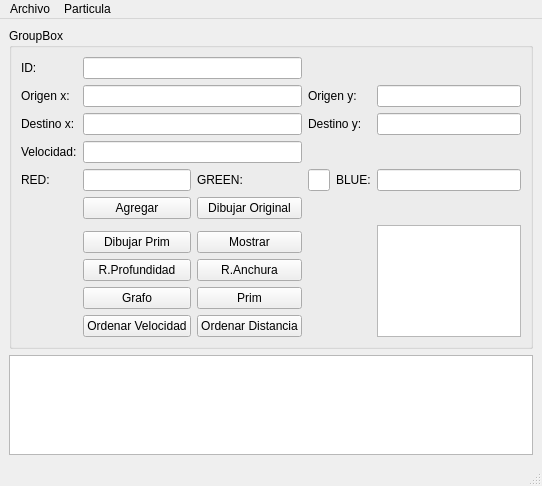
Old version of the form Actividad 11/mainwindow.ui in the repository vale314/Seminario-Algoritmia.
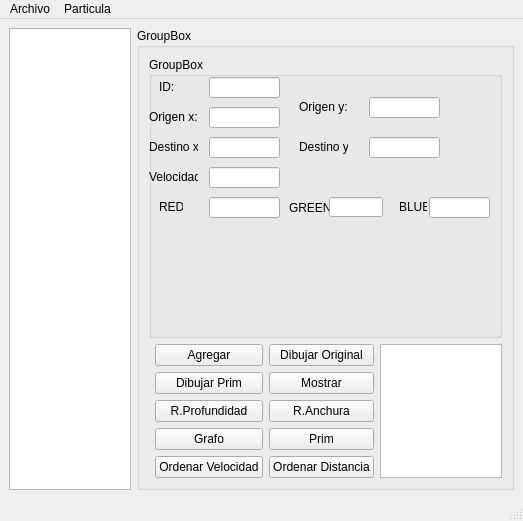
New version of the form.

The edit to the form file:
```diff
--- a/Actividad 11/mainwindow.ui
+++ b/Actividad 11/mainwindow.ui
@@ -6,8 +6,8 @@
    <rect>
     <x>0</x>
     <y>0</y>
-    <width>542</width>
-    <height>486</height>
+    <width>523</width>
+    <height>521</height>
    </rect>
   </property>
   <property name="windowTitle">
@@ -15,178 +15,302 @@
   </property>
   <widget class="QWidget" name="centralwidget">
    <layout class="QGridLayout" name="gridLayout">
-    <item row="1" column="0">
+    <item row="2" column="0">
      <widget class="QGraphicsView" name="graphicsView"/>
     </item>
-    <item row="0" column="0">
+    <item row="2" column="1">
      <widget class="QGroupBox" name="groupBox">
       <property name="title">
        <string>GroupBox</string>
       </property>
       <layout class="QGridLayout" name="gridLayout_2">
-       <item row="0" column="0">
-        <widget class="QLabel" name="label">
-         <property name="text">
-          <string>ID:</string>
-         </property>
-        </widget>
-       </item>
-       <item row="0" column="1" colspan="2">
-        <widget class="QLineEdit" name="lineEdit"/>
-       </item>
-       <item row="1" column="0">
-        <widget class="QLabel" name="label_2">
-         <property name="text">
-          <string>Origen x:</string>
-         </property>
-        </widget>
-       </item>
-       <item row="1" column="1" colspan="2">
-        <widget class="QLineEdit" name="lineEdit_2"/>
-       </item>
-       <item row="1" column="3" colspan="2">
-        <widget class="QLabel" name="label_6">
-         <property name="text">
-          <string>Origen y:</string>
-         </property>
-        </widget>
-       </item>
-       <item row="1" column="5">
-        <widget class="QLineEdit" name="lineEdit_6"/>
-       </item>
-       <item row="2" column="0">
-        <widget class="QLabel" name="label_3">
-         <property name="text">
-          <string>Destino x:</string>
-         </property>
-        </widget>
-       </item>
-       <item row="2" column="1" colspan="2">
-        <widget class="QLineEdit" name="lineEdit_3"/>
-       </item>
-       <item row="2" column="3" colspan="2">
-        <widget class="QLabel" name="label_7">
-         <property name="text">
-          <string>Destino y:</string>
-         </property>
-        </widget>
-       </item>
-       <item row="2" column="5">
-        <widget class="QLineEdit" name="lineEdit_7"/>
-       </item>
-       <item row="3" column="0">
-        <widget class="QLabel" name="label_4">
-         <property name="text">
-          <string>Velocidad:</string>
-         </property>
-        </widget>
-       </item>
-       <item row="3" column="1" colspan="2">
-        <widget class="QLineEdit" name="lineEdit_4"/>
-       </item>
-       <item row="4" column="0">
-        <widget class="QLabel" name="label_5">
-         <property name="text">
-          <string>RED:</string>
-         </property>
-        </widget>
-       </item>
-       <item row="4" column="1">
-        <widget class="QLineEdit" name="lineEdit_5"/>
-       </item>
        <item row="4" column="2">
-        <widget class="QLabel" name="label_8">
-         <property name="text">
-          <string>GREEN:</string>
-         </property>
-        </widget>
-       </item>
-       <item row="4" column="3">
-        <widget class="QLineEdit" name="lineEdit_8"/>
-       </item>
-       <item row="4" column="4">
-        <widget class="QLabel" name="label_9">
-         <property name="text">
-          <string>BLUE:</string>
-         </property>
-        </widget>
-       </item>
-       <item row="4" column="5">
-        <widget class="QLineEdit" name="lineEdit_9"/>
-       </item>
-       <item row="5" column="1">
-        <widget class="QPushButton" name="pushButton">
-         <property name="text">
-          <string>Agregar</string>
-         </property>
-        </widget>
-       </item>
-       <item row="8" column="1">
-        <widget class="QPushButton" name="pushButton_6">
-         <property name="text">
-          <string>R.Profundidad</string>
-         </property>
-        </widget>
-       </item>
-       <item row="9" column="1">
-        <widget class="QPushButton" name="pushButton_5">
-         <property name="text">
-          <string>Grafo</string>
-         </property>
-        </widget>
-       </item>
-       <item row="9" column="2">
         <widget class="QPushButton" name="pushButton_8">
          <property name="text">
           <string>Prim</string>
          </property>
         </widget>
        </item>
-       <item row="10" column="1">
-        <widget class="QPushButton" name="pushButton_3">
-         <property name="text">
-          <string>Ordenar Velocidad</string>
-         </property>
-        </widget>
-       </item>
-       <item row="10" column="2">
+       <item row="5" column="2">
         <widget class="QPushButton" name="pushButton_4">
          <property name="text">
           <string>Ordenar Distancia</string>
          </property>
         </widget>
        </item>
-       <item row="6" column="5" rowspan="5">
-        <widget class="QPlainTextEdit" name="plainTextEdit"/>
+       <item row="4" column="1">
+        <widget class="QPushButton" name="pushButton_5">
+         <property name="text">
+          <string>Grafo</string>
+         </property>
+        </widget>
        </item>
-       <item row="8" column="2">
-        <widget class="QPushButton" name="pushButton_7">
+       <item row="5" column="1">
+        <widget class="QPushButton" name="pushButton_3">
          <property name="text">
-          <string>R.Anchura</string>
+          <string>Ordenar Velocidad</string>
          </property>
         </widget>
        </item>
-       <item row="7" column="2">
+       <item row="0" column="0" colspan="5">
+        <widget class="QGroupBox" name="groupBox_2">
+         <property name="title">
+          <string>GroupBox</string>
+         </property>
+         <widget class="QLabel" name="label">
+          <property name="geometry">
+           <rect>
+            <x>10</x>
+            <y>20</y>
+            <width>49</width>
+            <height>20</height>
+           </rect>
+          </property>
+          <property name="text">
+           <string>ID:</string>
+          </property>
+         </widget>
+         <widget class="QLineEdit" name="lineEdit">
+          <property name="geometry">
+           <rect>
+            <x>60</x>
+            <y>20</y>
+            <width>71</width>
+            <height>21</height>
+           </rect>
+          </property>
+         </widget>
+         <widget class="QLabel" name="label_2">
+          <property name="geometry">
+           <rect>
+            <x>0</x>
+            <y>50</y>
+            <width>49</width>
+            <height>20</height>
+           </rect>
+          </property>
+          <property name="text">
+           <string>Origen x:</string>
+          </property>
+         </widget>
+         <widget class="QLineEdit" name="lineEdit_2">
+          <property name="geometry">
+           <rect>
+            <x>60</x>
+            <y>50</y>
+            <width>71</width>
+            <height>21</height>
+           </rect>
+          </property>
+         </widget>
+         <widget class="QLabel" name="label_3">
+          <property name="geometry">
+           <rect>
+            <x>0</x>
+            <y>80</y>
+            <width>49</width>
+            <height>20</height>
+           </rect>
+          </property>
+          <property name="text">
+           <string>Destino x:</string>
+          </property>
+         </widget>
+         <widget class="QLineEdit" name="lineEdit_3">
+          <property name="geometry">
+           <rect>
+            <x>60</x>
+            <y>80</y>
+            <width>71</width>
+            <height>21</height>
+           </rect>
+          </property>
+         </widget>
+         <widget class="QLabel" name="label_4">
+          <property name="geometry">
+           <rect>
+            <x>0</x>
+            <y>110</y>
+            <width>49</width>
+            <height>20</height>
+           </rect>
+          </property>
+          <property name="text">
+           <string>Velocidad:</string>
+          </property>
+         </widget>
+         <widget class="QLineEdit" name="lineEdit_4">
+          <property name="geometry">
+           <rect>
+            <x>60</x>
+            <y>110</y>
+            <width>71</width>
+            <height>21</height>
+           </rect>
+          </property>
+         </widget>
+         <widget class="QLabel" name="label_5">
+          <property name="geometry">
+           <rect>
+            <x>10</x>
+            <y>140</y>
+            <width>24</width>
+            <height>20</height>
+           </rect>
+          </property>
+          <property name="text">
+           <string>RED:</string>
+          </property>
+         </widget>
+         <widget class="QLineEdit" name="lineEdit_5">
+          <property name="geometry">
+           <rect>
+            <x>60</x>
+            <y>140</y>
+            <width>71</width>
+            <height>21</height>
+           </rect>
+          </property>
+         </widget>
+         <widget class="QLabel" name="label_8">
+          <property name="geometry">
+           <rect>
+            <x>140</x>
+            <y>140</y>
+            <width>51</width>
+            <height>21</height>
+           </rect>
+          </property>
+          <property name="text">
+           <string>GREEN:</string>
+          </property>
+         </widget>
+         <widget class="QLineEdit" name="lineEdit_8">
+          <property name="geometry">
+           <rect>
+            <x>180</x>
+            <y>140</y>
+            <width>54</width>
+            <height>20</height>
+           </rect>
+          </property>
+         </widget>
+         <widget class="QLabel" name="label_9">
+          <property name="geometry">
+           <rect>
+            <x>250</x>
+            <y>140</y>
+            <width>28</width>
+            <height>20</height>
+           </rect>
+          </property>
+          <property name="text">
+           <string>BLUE:</string>
+          </property>
+         </widget>
+         <widget class="QLineEdit" name="lineEdit_9">
+          <property name="geometry">
+           <rect>
+            <x>280</x>
+            <y>140</y>
+            <width>61</width>
+            <height>21</height>
+           </rect>
+          </property>
+         </widget>
+         <widget class="QLabel" name="label_6">
+          <property name="geometry">
+           <rect>
+            <x>150</x>
+            <y>40</y>
+            <width>49</width>
+            <height>20</height>
+           </rect>
+          </property>
+          <property name="text">
+           <string>Origen y:</string>
+          </property>
+         </widget>
+         <widget class="QLineEdit" name="lineEdit_6">
+          <property name="geometry">
+           <rect>
+            <x>220</x>
+            <y>40</y>
+            <width>71</width>
+            <height>21</height>
+           </rect>
+          </property>
+         </widget>
+         <widget class="QLabel" name="label_7">
+          <property name="geometry">
+           <rect>
+            <x>150</x>
+            <y>80</y>
+            <width>49</width>
+            <height>20</height>
+           </rect>
+          </property>
+          <property name="text">
+           <string>Destino y:</string>
+          </property>
+         </widget>
+         <widget class="QLineEdit" name="lineEdit_7">
+          <property name="geometry">
+           <rect>
+            <x>220</x>
+            <y>80</y>
+            <width>71</width>
+            <height>21</height>
+           </rect>
+          </property>
+         </widget>
+        </widget>
+       </item>
+       <item row="1" column="1">
+        <widget class="QPushButton" name="pushButton">
+         <property name="text">
+          <string>Agregar</string>
+         </property>
+        </widget>
+       </item>
+       <item row="2" column="2">
         <widget class="QPushButton" name="pushButton_2">
          <property name="text">
           <string>Mostrar</string>
          </property>
         </widget>
        </item>
-       <item row="7" column="1">
-        <widget class="QPushButton" name="pushButton_9">
+       <item row="3" column="2">
+        <widget class="QPushButton" name="pushButton_7">
          <property name="text">
-          <string>Dibujar Prim</string>
+          <string>R.Anchura</string>
          </property>
         </widget>
        </item>
-       <item row="5" column="2">
+       <item row="1" column="2">
         <widget class="QPushButton" name="pushButton_10">
          <property name="text">
           <string>Dibujar Original</string>
          </property>
         </widget>
        </item>
+       <item row="3" column="1">
+        <widget class="QPushButton" name="pushButton_6">
+         <property name="text">
+          <string>R.Profundidad</string>
+         </property>
+        </widget>
+       </item>
+       <item row="2" column="1">
+        <widget class="QPushButton" name="pushButton_9">
+         <property name="text">
+          <string>Dibujar Prim</string>
+         </property>
+        </widget>
+       </item>
+       <item row="1" column="3" rowspan="5" colspan="2">
+        <widget class="QPlainTextEdit" name="plainTextEdit"/>
+       </item>
       </layout>
      </widget>
     </item>
@@ -197,7 +321,7 @@
     <rect>
      <x>0</x>
      <y>0</y>
-     <width>542</width>
+     <width>523</width>
      <height>21</height>
     </rect>
    </property>
```
